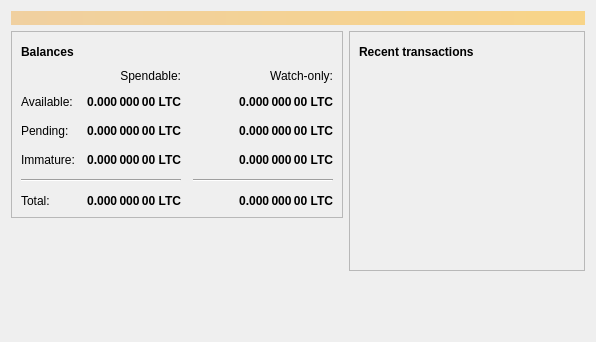
Above: src/qt/forms/overviewpage.ui from mitocoinorg/mitocoin before the change. Below: the same form after it.
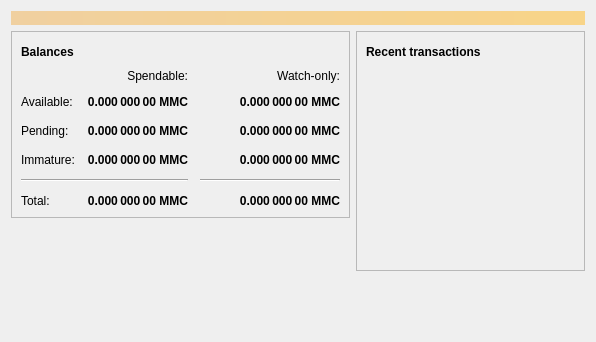
That is the form after the change. Icons and pictures are not drawn.

```diff
--- a/src/qt/forms/overviewpage.ui
+++ b/src/qt/forms/overviewpage.ui
@@ -129,7 +129,7 @@
                <string>Unconfirmed transactions to watch-only addresses</string>
               </property>
               <property name="text">
-               <string notr="true">0.000 000 00 LTC</string>
+               <string notr="true">0.000 000 00 MMC</string>
               </property>
               <property name="alignment">
                <set>Qt::AlignRight|Qt::AlignTrailing|Qt::AlignVCenter</set>
@@ -154,7 +154,7 @@
                <string>Total of transactions that have yet to be confirmed, and do not yet count toward the spendable balance</string>
               </property>
               <property name="text">
-               <string notr="true">0.000 000 00 LTC</string>
+               <string notr="true">0.000 000 00 MMC</string>
               </property>
               <property name="alignment">
                <set>Qt::AlignRight|Qt::AlignTrailing|Qt::AlignVCenter</set>
@@ -179,7 +179,7 @@
                <string>Mined balance in watch-only addresses that has not yet matured</string>
               </property>
               <property name="text">
-               <string notr="true">0.000 000 00 LTC</string>
+               <string notr="true">0.000 000 00 MMC</string>
               </property>
               <property name="alignment">
                <set>Qt::AlignRight|Qt::AlignTrailing|Qt::AlignVCenter</set>
@@ -237,7 +237,7 @@
                <string>Mined balance that has not yet matured</string>
               </property>
               <property name="text">
-               <string notr="true">0.000 000 00 LTC</string>
+               <string notr="true">0.000 000 00 MMC</string>
               </property>
               <property name="alignment">
                <set>Qt::AlignRight|Qt::AlignTrailing|Qt::AlignVCenter</set>
@@ -282,7 +282,7 @@
                <string>Your current total balance</string>
               </property>
               <property name="text">
-               <string notr="true">0.000 000 00 LTC</string>
+               <string notr="true">0.000 000 00 MMC</string>
               </property>
               <property name="alignment">
                <set>Qt::AlignRight|Qt::AlignTrailing|Qt::AlignVCenter</set>
@@ -307,7 +307,7 @@
                <string>Current total balance in watch-only addresses</string>
               </property>
               <property name="text">
-               <string notr="true">0.000 000 00 LTC</string>
+               <string notr="true">0.000 000 00 MMC</string>
               </property>
               <property name="alignment">
                <set>Qt::AlignRight|Qt::AlignTrailing|Qt::AlignVCenter</set>
@@ -349,7 +349,7 @@
                <string>Your current spendable balance</string>
               </property>
               <property name="text">
-               <string notr="true">0.000 000 00 LTC</string>
+               <string notr="true">0.000 000 00 MMC</string>
               </property>
               <property name="alignment">
                <set>Qt::AlignRight|Qt::AlignTrailing|Qt::AlignVCenter</set>
@@ -374,7 +374,7 @@
                <string>Your current balance in watch-only addresses</string>
               </property>
               <property name="text">
-               <string notr="true">0.000 000 00 LTC</string>
+               <string notr="true">0.000 000 00 MMC</string>
               </property>
               <property name="alignment">
                <set>Qt::AlignRight|Qt::AlignTrailing|Qt::AlignVCenter</set>
```
Left out of the diff: 4 changed lines with no effect on the pictures.
